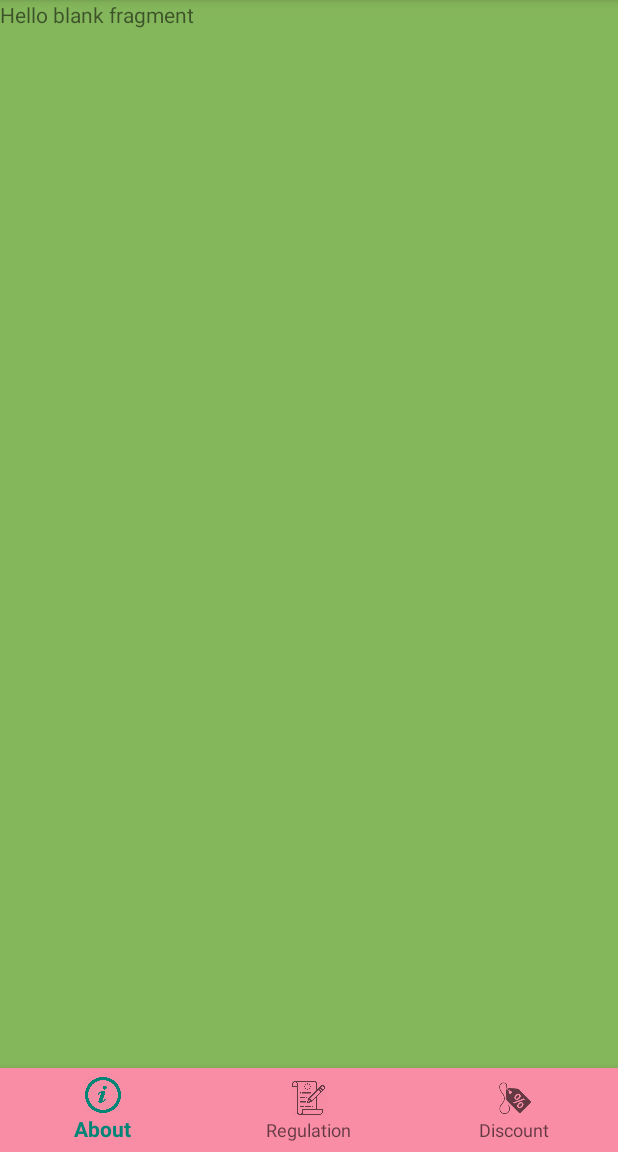
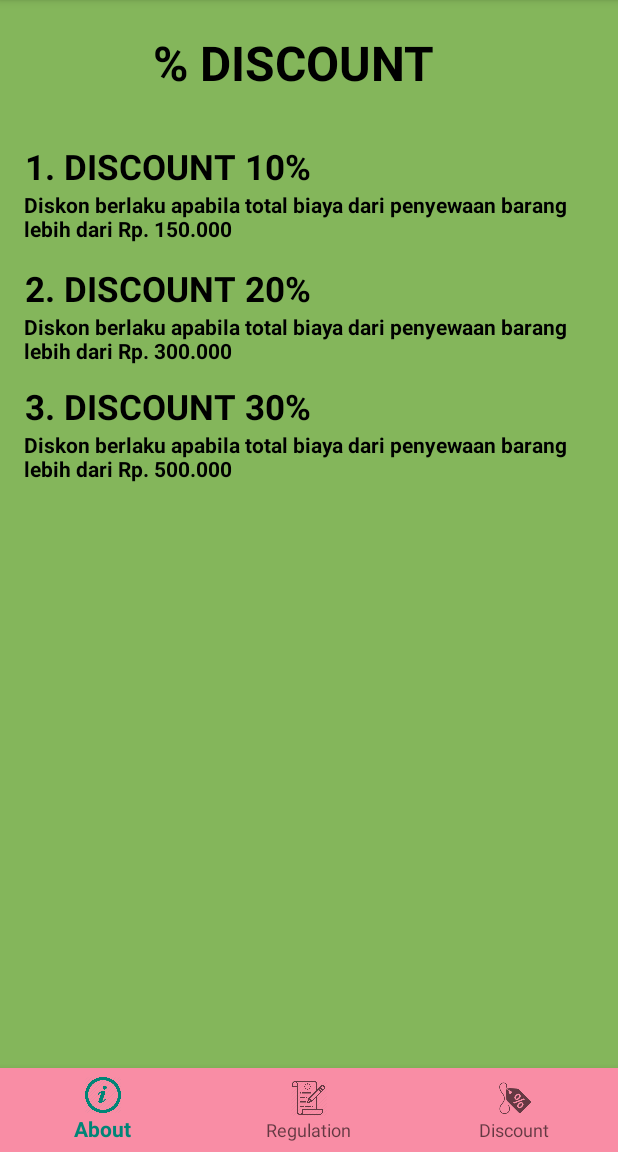
Before and after one commit to YessyNP/UASMobile, an Android app: the fragment DiscountFragment placed in its activity, on a phone screen of 412 x 824 dp, the part 84-1236 px from its top. Run offline under Robolectric (Android 15) with nearby library versions, the phone set to English and light mode, and no system bars.

Commit message:
Mengedit isi discount fragment

```diff
--- a/app/src/main/res/layout/fragment_discount.xml
+++ b/app/src/main/res/layout/fragment_discount.xml
@@ -1,14 +1,102 @@
 <?xml version="1.0" encoding="utf-8"?>
-<FrameLayout xmlns:android="http://schemas.android.com/apk/res/android"
+<androidx.constraintlayout.widget.ConstraintLayout xmlns:android="http://schemas.android.com/apk/res/android"
+    xmlns:app="http://schemas.android.com/apk/res-auto"
     xmlns:tools="http://schemas.android.com/tools"
     android:layout_width="match_parent"
     android:layout_height="match_parent"
     tools:context=".fragments.DiscountFragment">
 
-    <!-- TODO: Update blank fragment layout -->
     <TextView
-        android:layout_width="match_parent"
-        android:layout_height="match_parent"
-        android:text="@string/hello_blank_fragment" />
+        android:id="@+id/textView24"
+        android:layout_width="wrap_content"
+        android:layout_height="wrap_content"
+        android:layout_marginTop="20dp"
+        android:text="% DISCOUNT"
+        android:textAlignment="center"
+        android:textColor="#000000"
+        android:textSize="32dp"
+        android:textStyle="bold"
+        app:layout_constraintEnd_toEndOf="parent"
+        app:layout_constraintHorizontal_bias="0.453"
+        app:layout_constraintStart_toStartOf="parent"
+        app:layout_constraintTop_toTopOf="parent" />
 
-</FrameLayout>
+    <TextView
+        android:id="@+id/textView25"
+        android:layout_width="wrap_content"
+        android:layout_height="wrap_content"
+        android:layout_marginTop="32dp"
+        android:text="1. DISCOUNT 10%"
+        android:textAlignment="center"
+        android:textColor="#000000"
+        android:textSize="23dp"
+        android:textStyle="bold"
+        app:layout_constraintEnd_toEndOf="parent"
+        app:layout_constraintHorizontal_bias="0.071"
+        app:layout_constraintStart_toStartOf="parent"
+        app:layout_constraintTop_toBottomOf="@+id/textView24" />
+
+    <TextView
+        android:id="@+id/textView26"
+        android:layout_width="389dp"
+        android:layout_height="50dp"
+        android:layout_marginStart="16dp"
+        android:layout_marginLeft="16dp"
+        android:text="Diskon berlaku apabila total biaya dari penyewaan barang lebih dari Rp. 150.000"
+        android:textColor="#000000"
+        android:textStyle="bold"
+        app:layout_constraintStart_toStartOf="parent"
+        app:layout_constraintTop_toBottomOf="@+id/textView25" />
+
+    <TextView
+        android:id="@+id/textView27"
+        android:layout_width="wrap_content"
+        android:layout_height="wrap_content"
+        android:layout_marginStart="16dp"
+        android:layout_marginLeft="16dp"
+        android:text="2. DISCOUNT 20%"
+        android:textAlignment="center"
+        android:textColor="#000000"
+        android:textSize="23dp"
+        android:textStyle="bold"
+        app:layout_constraintStart_toStartOf="parent"
+        app:layout_constraintTop_toBottomOf="@+id/textView26" />
+
+    <TextView
+        android:id="@+id/textView28"
+        android:layout_width="385dp"
+        android:layout_height="47dp"
+        android:layout_marginStart="16dp"
+        android:layout_marginLeft="16dp"
+        android:text="Diskon berlaku apabila total biaya dari penyewaan barang lebih dari Rp. 300.000"
+        android:textColor="#000000"
+        android:textStyle="bold"
+        app:layout_constraintStart_toStartOf="parent"
+        app:layout_constraintTop_toBottomOf="@+id/textView27" />
+
+    <TextView
+        android:id="@+id/textView29"
+        android:layout_width="wrap_content"
+        android:layout_height="wrap_content"
+        android:layout_marginStart="16dp"
+        android:layout_marginLeft="16dp"
+        android:text="3. DISCOUNT 30%"
+        android:textAlignment="center"
+        android:textColor="#000000"
+        android:textSize="23dp"
+        android:textStyle="bold"
+        app:layout_constraintStart_toStartOf="parent"
+        app:layout_constraintTop_toBottomOf="@+id/textView28" />
+
+    <TextView
+        android:id="@+id/textView30"
+        android:layout_width="379dp"
+        android:layout_height="41dp"
+        android:layout_marginStart="16dp"
+        android:layout_marginLeft="16dp"
+        android:text="Diskon berlaku apabila total biaya dari penyewaan barang lebih dari Rp. 500.000"
+        android:textColor="#000000"
+        android:textStyle="bold"
+        app:layout_constraintStart_toStartOf="parent"
+        app:layout_constraintTop_toBottomOf="@+id/textView29" />
+</androidx.constraintlayout.widget.ConstraintLayout>
```
